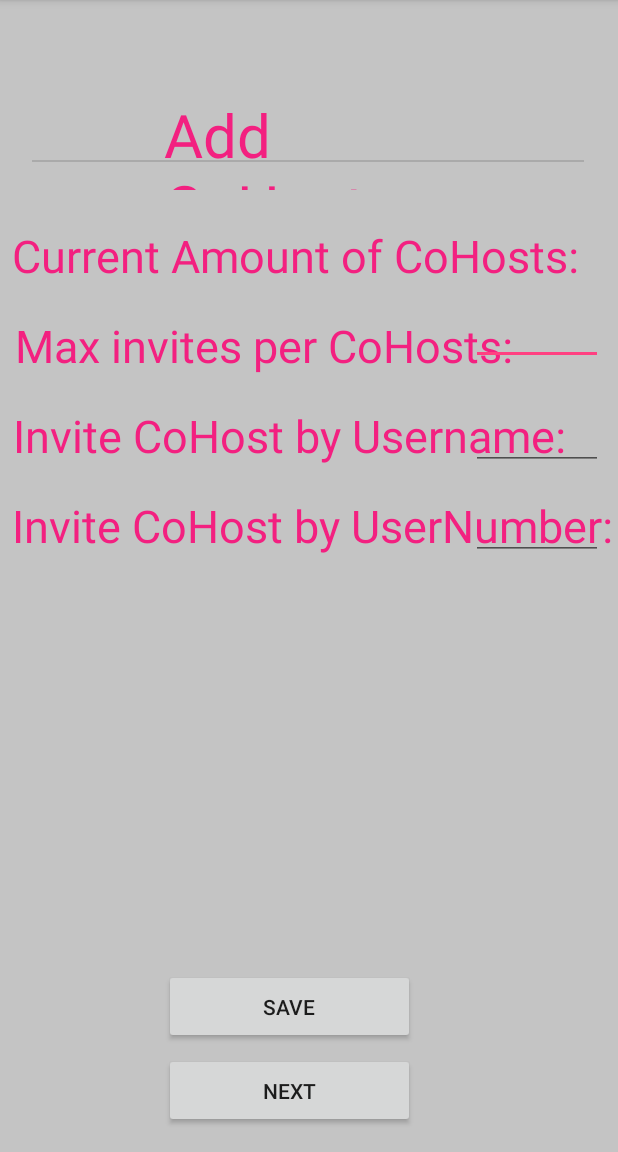
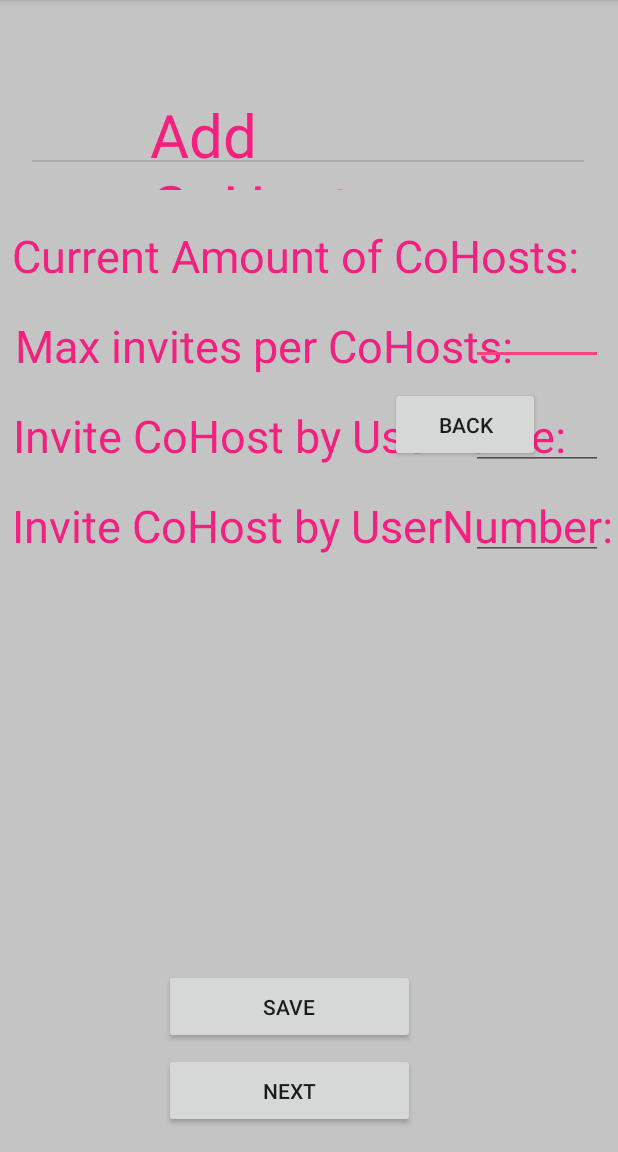
Before and after one commit to JackGuzzetta/Wristband, an Android app: the CoHost screen opened directly, with no data from a screen before it, on a phone screen of 412 x 824 dp, the part 84-1236 px from its top. Run offline under Robolectric (Android 15) with nearby library versions, the phone set to English and light mode, and no system bars; libraries missing offline, so code that uses them is left out: com.facebook, com.facebook.login.

Commit message:
added back button to cohost

```diff
--- a/WristbandClient/app/src/main/java/com/wristband/yt_b_4/wristbandclient/CoHost.java
+++ b/WristbandClient/app/src/main/java/com/wristband/yt_b_4/wristbandclient/CoHost.java
@@ -33,14 +33,23 @@ import com.wristband.yt_b_4.wristbandclient.R;
 
 public class CoHost extends AppCompatActivity {
     int max;
-    private Button next, save;
+    private Button next, save,btnBack;
     @Override
     protected void onCreate(Bundle savedInstanceState) {
         super.onCreate(savedInstanceState);
         setContentView(R.layout.activity_add_cohost);
         next = (Button) findViewById(R.id.next);
         save = (Button) findViewById(R.id.save);
+        btnBack = (Button) findViewById(R.id.btnBack);
+        btnBack.setOnClickListener(new View.OnClickListener() {
+            @Override
+            public void onClick(View view) {
+                goBack(view);
+            }
+
+        });
     }
+
     public boolean onCreateOptionsMenu(Menu menu) {
         MenuInflater inflater = getMenuInflater();
         inflater.inflate(R.menu.menu, menu);
@@ -101,4 +110,10 @@ public class CoHost extends AppCompatActivity {
         startActivity(intent);
     }
 
+    private void goBack(View view) {
+        Intent intent = new Intent(CoHost.this, Create_Party.class);
+        finish();
+        startActivity(intent);
+    }
+
 }
--- a/WristbandClient/app/src/main/java/com/wristband/yt_b_4/wristbandclient/Create_Party.java
+++ b/WristbandClient/app/src/main/java/com/wristband/yt_b_4/wristbandclient/Create_Party.java
@@ -94,7 +94,6 @@ public class Create_Party extends AppCompatActivity {
         btnBack.setOnClickListener(new View.OnClickListener() {
             @Override
             public void onClick(View view) {
-                //create a new user with values from the EditTexts
                 goBack(view);
             }
 
--- a/WristbandClient/app/src/main/res/layout/activity_add_cohost.xml
+++ b/WristbandClient/app/src/main/res/layout/activity_add_cohost.xml
@@ -24,7 +24,7 @@ tools:context="com.wristband.yt_b_4.wristbandclient.CoHost"
     app:layout_constraintLeft_toLeftOf="parent"
     android:src="@android:drawable/ic_menu_search"
     android:layout_marginBottom="360dp"
-    android:layout_marginStart="109dp"
+    android:layout_marginStart="100dp"
     app:layout_constraintVertical_bias="0.183" />
 <View
     android:layout_width="368dp"
@@ -155,6 +155,19 @@ tools:context="com.wristband.yt_b_4.wristbandclient.CoHost"
         android:onClick="Add_Users"
         />
 
+    <Button
+        android:id="@+id/btnBack"
+        android:layout_width="100dp"
+        android:layout_height="50dp"
+        android:layout_marginLeft="258dp"
+        android:text="Back"
+        android:clickable="true"
+        app:layout_constraintLeft_toLeftOf="parent"
+        app:layout_constraintBottom_toBottomOf="parent"
+        android:layout_marginBottom="460dp"
+        android:layout_marginStart="260dp"
+        />
+
 
 <!--<ScrollView xmlns:android="http://schemas.android.com/apk/res/android"-->
 <!--android:id="@+id/ScrollView01"-->
--- a/WristbandClient/app/src/main/res/layout/activity_create_party.xml
+++ b/WristbandClient/app/src/main/res/layout/activity_create_party.xml
@@ -196,7 +196,7 @@
         app:layout_constraintLeft_toLeftOf="parent"
         app:layout_constraintBottom_toBottomOf="parent"
         android:layout_marginBottom="460dp"
-        android:layout_marginStart="270dp"
+        android:layout_marginStart="260dp"
         />
 
 </android.support.constraint.ConstraintLayout>
```
